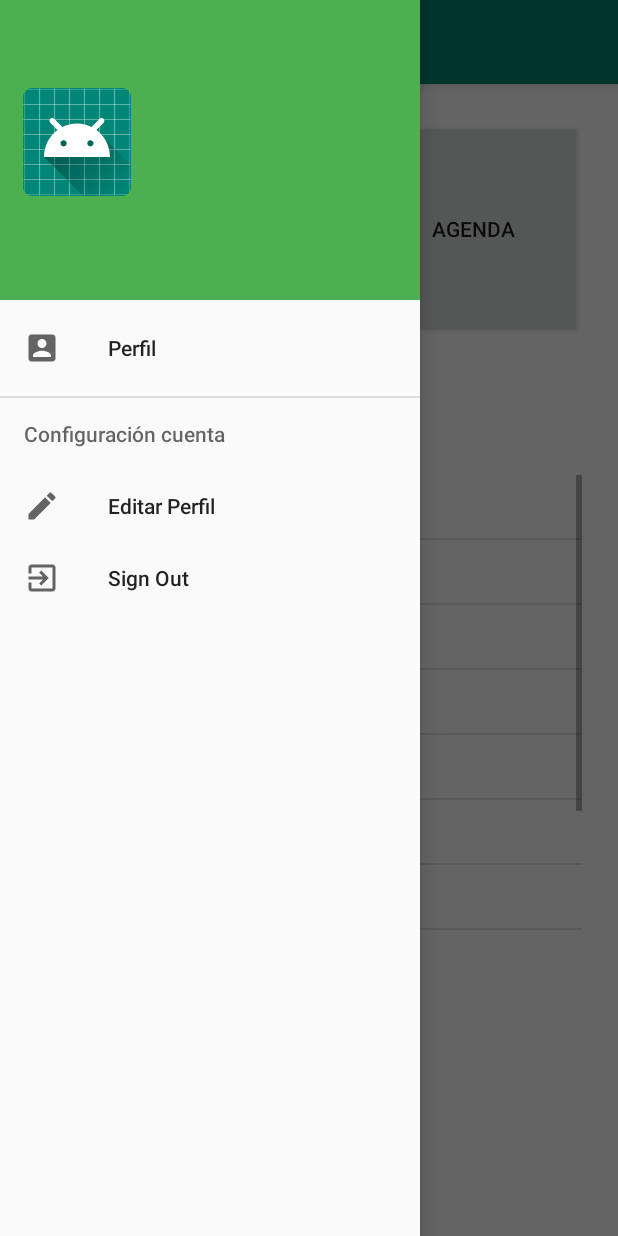
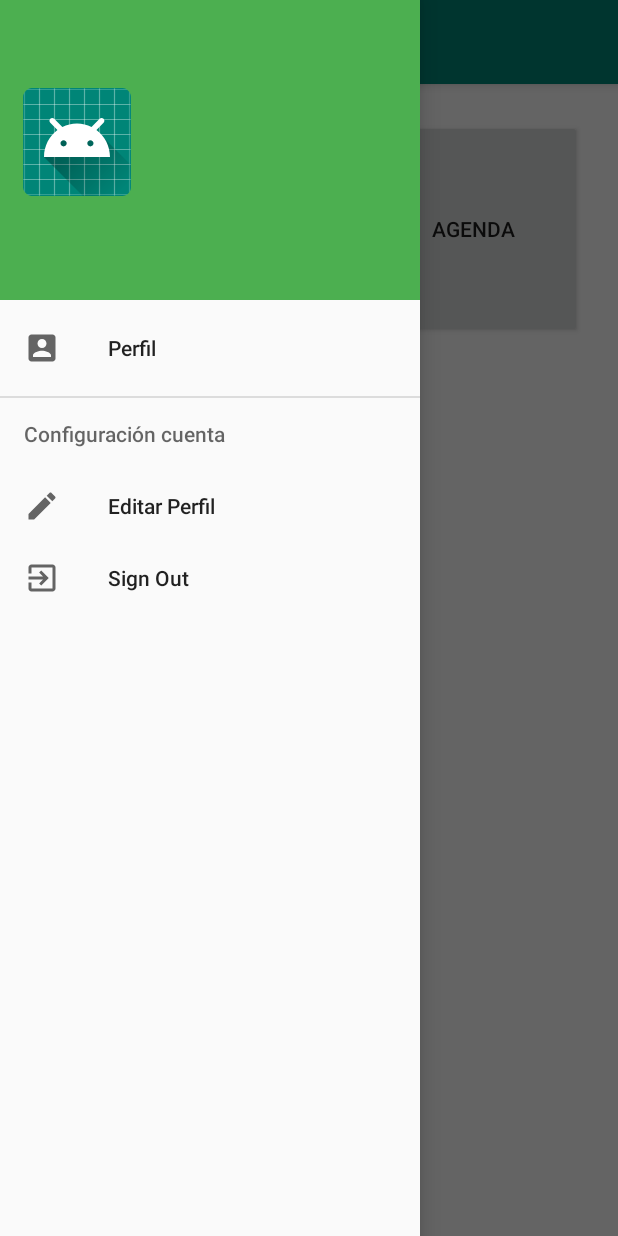
Before and after one commit to UTN-FRBA-Mobile/Dogger, an Android app: the PaseadorInicioActivity screen opened directly, with no data from a screen before it, with the side drawer open, on a phone screen of 412 x 824 dp. Run offline under Robolectric (Android 15) with nearby library versions, the light colour scheme and no system bars; our stand-ins replace CircleImageView, Firebase (no records; nobody signed in at launch, a user with empty details on screens opened directly); 1 statement that could not run was skipped.

Commit message:
Se cambia listview Paseos de Hoy por recyclerview (Inicio Paseador).

```diff
--- a/app/src/main/java/com/example/dogger/PaseadorInicioActivity.kt
+++ b/app/src/main/java/com/example/dogger/PaseadorInicioActivity.kt
@@ -1,28 +1,39 @@
 package com.example.dogger
 
+import android.annotation.TargetApi
 import android.content.BroadcastReceiver
 import android.content.Context
 import android.content.Intent
 import android.content.IntentFilter
 import android.content.pm.PackageManager
+import android.icu.text.DateFormat
+import android.icu.text.SimpleDateFormat
+import android.icu.util.Calendar
+import android.os.Build
 import android.os.Bundle
 import android.util.Log
 import android.view.MenuItem
 import android.widget.ArrayAdapter
 import android.widget.ListView
 import android.widget.TextView
+import androidx.annotation.RequiresApi
 import androidx.appcompat.app.ActionBarDrawerToggle
 import androidx.appcompat.app.AppCompatActivity
 import androidx.appcompat.widget.Toolbar
 import androidx.core.app.ActivityCompat
 import androidx.core.view.GravityCompat
+import androidx.core.widget.NestedScrollView
 import androidx.drawerlayout.widget.DrawerLayout
+import androidx.recyclerview.widget.LinearLayoutManager
+import androidx.recyclerview.widget.RecyclerView
 import com.google.android.gms.tasks.OnCompleteListener
 import com.google.android.material.navigation.NavigationView
 import com.google.firebase.auth.FirebaseAuth
 import com.google.firebase.auth.FirebaseUser
 import com.google.firebase.database.*
+import com.google.firebase.firestore.FirebaseFirestore
 import com.google.firebase.iid.FirebaseInstanceId
+import kotlinx.android.synthetic.main.activity_calendario_paseador.*
 import kotlinx.android.synthetic.main.activity_paseador_inicio.*
 import retrofit2.Call
 import retrofit2.Callback
@@ -36,43 +47,28 @@ private val LOCATION_REQUEST_CODE = 3
 
 class PaseadorInicioActivity : AppCompatActivity(), NavigationView.OnNavigationItemSelectedListener {
 
-    private var paseosDeHoy = arrayOf(
-        "Paseo 1",
-        "Paseo 2",
-        "Paseo 3",
-        "Paseo 4",
-        "Paseo 5",
-        "Paseo 6",
-        "Paseo 7",
-        "Paseo 8",
-        "Paseo 9",
-        "Paseo 10"
-    )
     lateinit var toolbar: Toolbar
     lateinit var drawerLayout: DrawerLayout
     lateinit var navView: NavigationView
 
-    private lateinit var auth: FirebaseAuth
-    private lateinit var user: FirebaseUser
+    private var auth: FirebaseAuth = FirebaseAuth.getInstance()
+    private var user: FirebaseUser? = auth.currentUser
     private lateinit var database: FirebaseDatabase
     private lateinit var dfReference: DatabaseReference
+    private lateinit var recyclerView : RecyclerView
+    private val db = FirebaseFirestore.getInstance()
 
+    @TargetApi(Build.VERSION_CODES.N)
+    @RequiresApi(Build.VERSION_CODES.N)
     override fun onCreate(savedInstanceState: Bundle?) {
         super.onCreate(savedInstanceState)
         setContentView(R.layout.activity_main_paseador)
 
-        val adapter = ArrayAdapter(
-            this,
-            R.layout.list_view_item, paseosDeHoy
-        )
-
-        val listView: ListView = findViewById(R.id.lsv_paseos_de_hoy)
-        listView.setAdapter(adapter)
+        initRecycler()
 
         database = FirebaseDatabase.getInstance()
         dfReference = database.getReference()
-        auth = FirebaseAuth.getInstance()
-        user = auth.currentUser!!
+
 
         btn_mascotas.setOnClickListener {
             onButtonPressed()
@@ -157,6 +153,7 @@ class PaseadorInicioActivity : AppCompatActivity(), NavigationView.OnNavigationI
         }
     }
 
+
     private fun onButtonPressed() {
         val intent = Intent(this, ListaMascotasActivity::class.java)
         startActivityForResult(intent, LISTA_MASCOTA_REQUEST)
@@ -200,7 +197,7 @@ class PaseadorInicioActivity : AppCompatActivity(), NavigationView.OnNavigationI
         val navUsername = headerView.findViewById(R.id.txtName) as TextView
         val navTypeUser = headerView.findViewById(R.id.txtTypeUser) as TextView
 
-        val userKey = user?.uid
+        val userKey = this.user?.uid
         dfReference.child("User").child(userKey!!).addValueEventListener(object :
             ValueEventListener {
             override fun onDataChange(dataSnapshot: DataSnapshot) {
@@ -212,4 +209,39 @@ class PaseadorInicioActivity : AppCompatActivity(), NavigationView.OnNavigationI
             override fun onCancelled(databaseError: DatabaseError) {}
         })
     }
+
+    @RequiresApi(Build.VERSION_CODES.N)
+    private fun initRecycler(){
+        recyclerView = rv_paseos_de_hoy
+
+        recyclerView.apply {
+            layoutManager = LinearLayoutManager(this@PaseadorInicioActivity,
+                RecyclerView.VERTICAL, false)
+            adapter = AdapterPaseos(getPaseosDeHoy())
+        }
+
+    }
+
+    @RequiresApi(Build.VERSION_CODES.N)
+    fun getPaseosDeHoy() : List<Paseo> {
+        val fecha = Calendar.getInstance()
+        val dateFormatter = SimpleDateFormat("yyyyMMdd")
+        val paseos = mutableListOf<Paseo>()
+
+
+        db.collection("paseos")   //Es asincronico
+            .whereEqualTo("id_paseador", user?.uid)
+            .whereEqualTo("fecha_paseo", dateFormatter.format(fecha))
+            .get()
+            .addOnSuccessListener { result ->
+                for (document in result) {
+                    Log.d("[GET-PASEOS_DE_HOY]", "${document.id} => ${document.data}")
+                    paseos.add(document.toObject(Paseo::class.java))
+                }
+            }
+            .addOnFailureListener { exception ->
+                Log.w("[ERROR-PASEOS_DE_HOY]", "Error getting documents.", exception)
+            }
+        return paseos
+    }
 }
--- a/app/src/main/res/layout/activity_main_paseador.xml
+++ b/app/src/main/res/layout/activity_main_paseador.xml
@@ -7,7 +7,8 @@
     android:layout_width="match_parent"
     android:layout_height="match_parent"
     android:fitsSystemWindows="true"
-    tools:openDrawer="start">
+    tools:openDrawer="start"
+    android:orientation="vertical">
 
     <include
         layout="@layout/activity_paseador_inicio"
--- a/app/src/main/res/layout/activity_paseador_inicio.xml
+++ b/app/src/main/res/layout/activity_paseador_inicio.xml
@@ -1,10 +1,10 @@
 <?xml version="1.0" encoding="utf-8"?>
 <LinearLayout xmlns:android="http://schemas.android.com/apk/res/android"
     xmlns:app="http://schemas.android.com/apk/res-auto"
-    xmlns:tools="http://schemas.android.com/tools"
     android:layout_width="match_parent"
     android:layout_height="match_parent"
-    android:orientation="vertical" >
+    xmlns:tools="http://schemas.android.com/tools"
+    android:orientation="vertical">
 
 
     <com.google.android.material.appbar.AppBarLayout
@@ -36,7 +36,8 @@
 
     <androidx.constraintlayout.widget.ConstraintLayout
         android:layout_width="match_parent"
-        android:layout_height="match_parent">
+        android:layout_height="match_parent"
+        android:orientation="vertical" >
 
         <Button
             android:id="@+id/btn_mascotas"
@@ -74,13 +75,26 @@
             app:layout_constraintStart_toStartOf="parent"
             app:layout_constraintTop_toBottomOf="@+id/btn_mascotas" />
 
-        <ListView
-            android:id="@+id/lsv_paseos_de_hoy"
-            android:layout_width="363dp"
-            android:layout_height="311dp"
+<!--        <ListView-->
+<!--            android:id="@+id/lsv_paseos_de_hoy"-->
+<!--            android:layout_width="363dp"-->
+<!--            android:layout_height="311dp"-->
+<!--            android:layout_marginTop="16dp"-->
+<!--            app:layout_constraintEnd_toEndOf="parent"-->
+<!--            app:layout_constraintStart_toStartOf="parent"-->
+<!--            app:layout_constraintTop_toBottomOf="@+id/txv_FechaHoy" >-->
+<!--        </ListView>-->
+
+        <androidx.recyclerview.widget.RecyclerView
+            android:id="@+id/rv_paseos_de_hoy"
+            android:layout_width="0dp"
+            android:layout_height="0dp"
+            android:layout_marginLeft="24dp"
             android:layout_marginTop="16dp"
-            app:layout_constraintEnd_toEndOf="parent"
-            app:layout_constraintStart_toStartOf="parent"
+            android:layout_marginRight="24dp"
+            app:layout_constraintBottom_toBottomOf="parent"
+            app:layout_constraintLeft_toLeftOf="parent"
+            app:layout_constraintRight_toRightOf="parent"
             app:layout_constraintTop_toBottomOf="@+id/txv_FechaHoy" />
 
     </androidx.constraintlayout.widget.ConstraintLayout>
```
